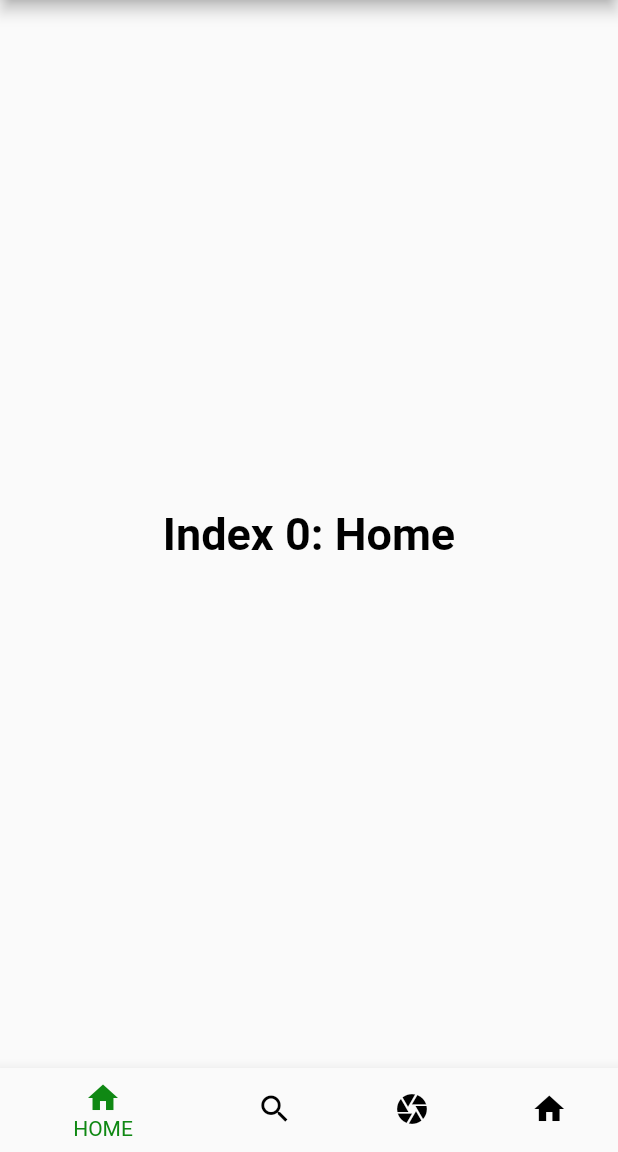
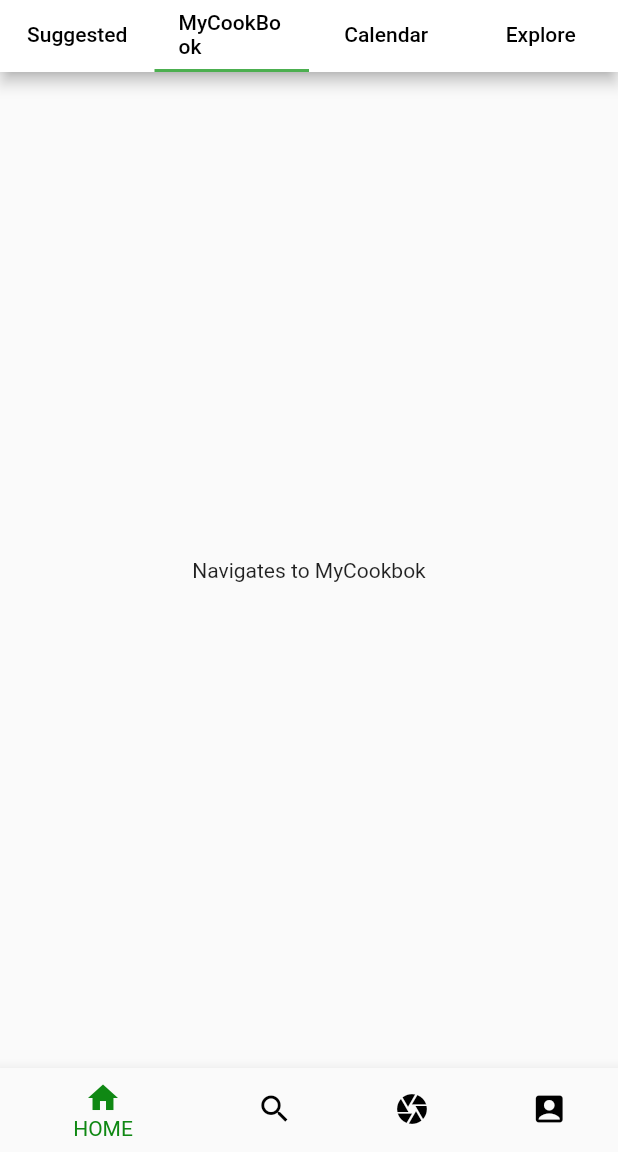
Before and after one commit to Capstone-Projects-2022-Spring/project-gorecipe, a Flutter app: the HomeScreen screen opened directly, on a phone screen of 412 x 824 dp, the part 84-1236 px from its top. Run offline on Flutter 3.47's test engine with Material 2 defaults, Android fonts, the phone set to English and light mode, and no system bars.

Commit message:
adding the top nav bar for suggested, explore, calendar, and cookbook

```diff
--- a/GoRECIPE/gorecipe/lib/Screens/home_screen.dart
+++ b/GoRECIPE/gorecipe/lib/Screens/home_screen.dart
@@ -1,5 +1,6 @@
 import 'package:flutter/material.dart';
 import 'package:gorecipe/Screens/welcome_screen.dart';
+import 'package:gorecipe/Screens/profile.dart';
 
 //moethod doesnt return nothing
 void main() {
@@ -76,7 +77,10 @@ class _MyStatefulWidgetState extends State<HomeScreen> {
     //widet draw all to the screen
     //Scaffold create a page with a white background
 
-    return Scaffold(
+    return DefaultTabController(
+        initialIndex: 1,
+        length: 4,
+        child: Scaffold(
           //tool bar at the top of the screen
 
           appBar: AppBar(
@@ -93,9 +97,40 @@ class _MyStatefulWidgetState extends State<HomeScreen> {
               //style: GoogleFonts.lato(textStyle: PageTitle),
               //style: GoogleFonts.lato(textStyle: PageTitle),
             ),
+            bottom: const TabBar(
+              indicatorColor: Colors.green,
+              tabs: <Widget>[
+                Tab(
+                  child: Text(
+                    'Suggested',
+                    style: TextStyle(color: Colors.black),
+                  ),
+                ),
+                Tab(
+                  child: Text(
+                    'MyCookBook',
+                    style: TextStyle(color: Colors.black),
+                  ),
+                ),
+                Tab(
+                  child: Text(
+                    'Calendar',
+                    style: TextStyle(color: Colors.black),
+                  ),
+                ),
+                Tab(
+                  child: Text(
+                    'Explore',
+                    style: TextStyle(color: Colors.black),
+                  ),
+                ),
+              ],
+            ),
+
             backgroundColor: Color.fromARGB(255, 255, 255, 255),
             iconTheme: IconThemeData(color: Colors.green),
           ),
+
           endDrawer: Drawer(
             child: ListView(
               padding: EdgeInsets.zero,
@@ -153,9 +188,27 @@ class _MyStatefulWidgetState extends State<HomeScreen> {
             ),
           ),
 
-      body: Center(
-        child: _widgetOptions.elementAt(_selectedIndex),
+          // body: Center(
+          //   child: _widgetOptions.elementAt(_selectedIndex),
+          // ),
+
+          body: const TabBarView(
+            children: <Widget>[
+              Center(
+                child: Text("Suggested Page/Home Page"),
               ),
+              Center(
+                child: Text("Navigates to MyCookbok"),
+              ),
+              Center(
+                child: Text("NAvigates to Calendar Page "),
+              ),
+              Center(
+                child: Text("Explore page "),
+              ),
+            ],
+          ),
+
           bottomNavigationBar: BottomNavigationBar(
             items: const <BottomNavigationBarItem>[
               BottomNavigationBarItem(
@@ -171,8 +224,14 @@ class _MyStatefulWidgetState extends State<HomeScreen> {
                 label: 'SCAN',
               ),
               BottomNavigationBarItem(
-            icon: Icon(Icons.home),
+                icon: Icon(Icons.account_box_rounded),
                 label: 'ACCOUNT',
+                //              onPressed: () {
+                //   Navigator.push(
+                //     context,
+                //     MaterialPageRoute(builder: (context) => const Profile()),
+                //   );
+                // },
               ),
             ],
 
@@ -186,6 +245,6 @@ class _MyStatefulWidgetState extends State<HomeScreen> {
             //color is changed on tap
             onTap: _onItemTapped,
           ),
-    );
+        ));
   }
 }
```
Lines whose indentation alone changed are shown as unchanged.
